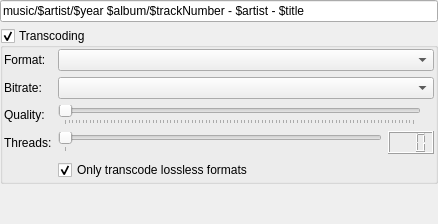
Before: the Qt Designer form src/plugins/lmp/sync/transcodingparamswidget.ui in 0xd34df00d/leechcraft, drawn with Qt 5.
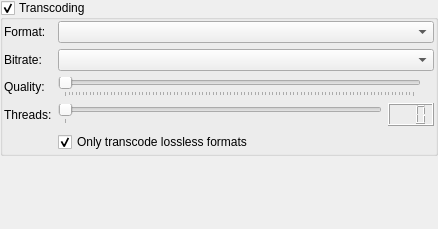
After: the same form once the commit is applied.

The edit to the form file:
```diff
--- a/src/plugins/lmp/sync/transcodingparamswidget.ui
+++ b/src/plugins/lmp/sync/transcodingparamswidget.ui
@@ -7,7 +7,7 @@
     <x>0</x>
     <y>0</y>
     <width>438</width>
-    <height>224</height>
+    <height>229</height>
    </rect>
   </property>
   <property name="windowTitle">
@@ -17,22 +17,6 @@
    <property name="margin">
     <number>0</number>
    </property>
-   <item>
-    <widget class="QLineEdit" name="FilenameMask_">
-     <property name="toolTip">
-      <string>&lt;html&gt;&lt;head/&gt;&lt;body&gt;&lt;p&gt;The following variables are allowed in the track filename: $artist, $year, $album, $trackNumber, $title.&lt;/p&gt;&lt;p&gt;Directories are separated by the '/' symbol. File extension is omitted.&lt;/p&gt;&lt;p&gt;For example, a filename could look like this:&lt;/p&gt;&lt;p&gt;&lt;span style=&quot; font-style:italic;&quot;&gt;music/$artist/$year - $album/$trackNumber - $artist - $title&lt;/span&gt;&lt;/p&gt;&lt;/body&gt;&lt;/html&gt;</string>
-     </property>
-     <property name="whatsThis">
-      <string>&lt;html&gt;&lt;head/&gt;&lt;body&gt;&lt;p&gt;The following variables are allowed in the track filename: $artist, $year, $album, $trackNumber, $title.&lt;/p&gt;&lt;p&gt;Directories are separated by the '/' symbol. File extension is omitted.&lt;/p&gt;&lt;p&gt;For example, a filename could look like this:&lt;/p&gt;&lt;p&gt;&lt;span style=&quot; font-style:italic;&quot;&gt;music/$artist/$year - $album/$trackNumber - $artist - $title&lt;/span&gt;&lt;/p&gt;&lt;/body&gt;&lt;/html&gt;</string>
-     </property>
-     <property name="text">
-      <string notr="true">music/$artist/$year $album/$trackNumber - $artist - $title</string>
-     </property>
-     <property name="placeholderText">
-      <string>Track filename...</string>
-     </property>
-    </widget>
-   </item>
    <item>
     <widget class="QGroupBox" name="TranscodingBox_">
      <property name="title">
```
Left out of the diff: 20 changed lines with no effect on the pictures.
